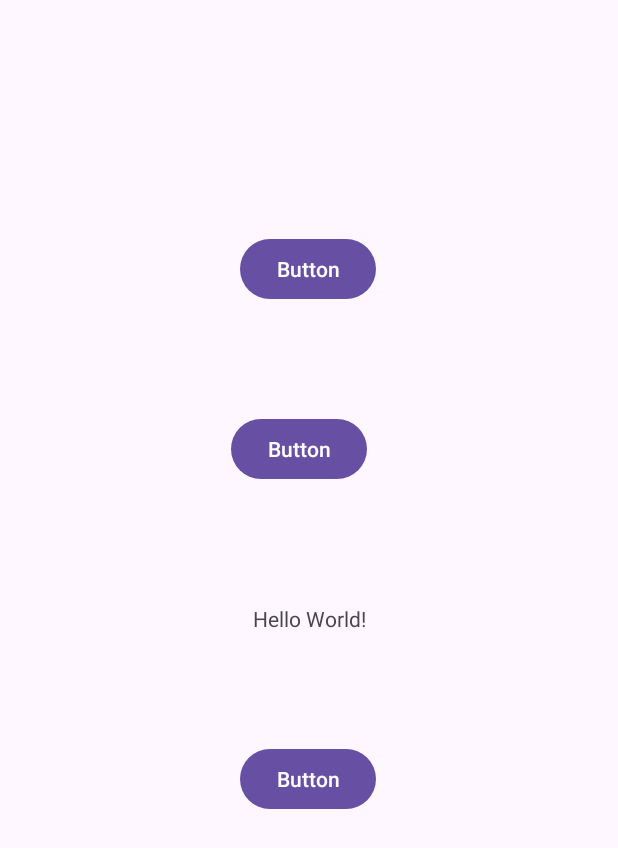
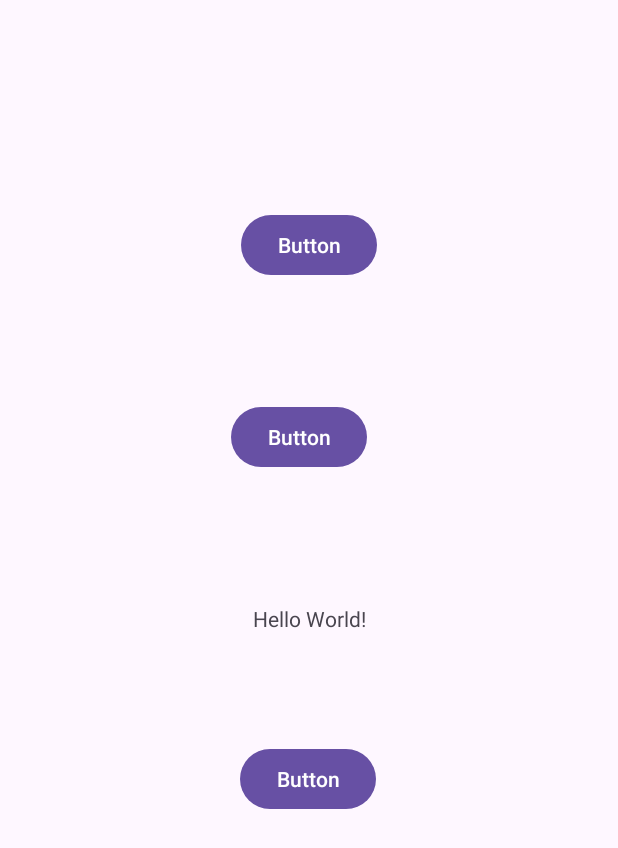
Before and after one commit to Reshala5739/KuznetsovPR22102Pz7, an Android app: the screen it shows after launch (MainActivity), on a phone screen of 412 x 824 dp. Shown: the top 848 px of the screen. Run offline under Robolectric (Android 15) with nearby library versions, the phone set to English and light mode, and no system bars.

Commit message:
MoveButton1

```diff
--- a/app/src/main/res/layout/activity_main.xml
+++ b/app/src/main/res/layout/activity_main.xml
@@ -21,9 +21,9 @@
         android:id="@+id/button"
         android:layout_width="wrap_content"
         android:layout_height="wrap_content"
-        android:layout_marginStart="160dp"
-        android:layout_marginTop="132dp"
-        android:layout_marginEnd="161dp"
+        android:layout_marginStart="100dp"
+        android:layout_marginTop="100dp"
+        android:layout_marginEnd="100dp"
         android:layout_marginBottom="176dp"
         android:text="Button"
         app:layout_constraintBottom_toTopOf="@+id/textView"
```
